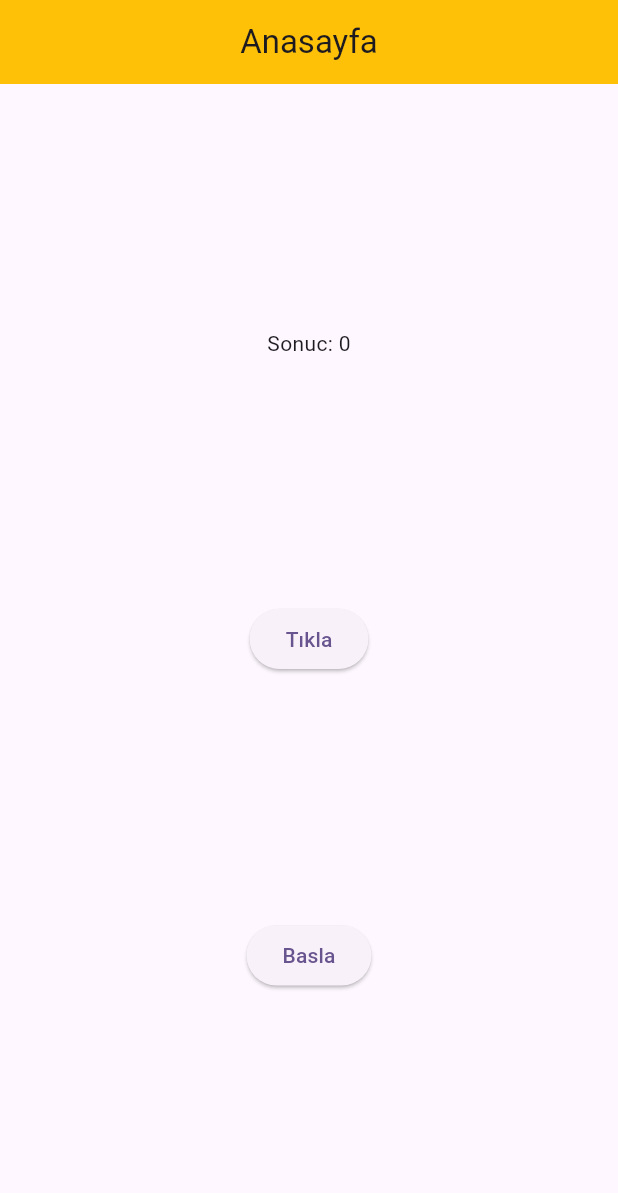
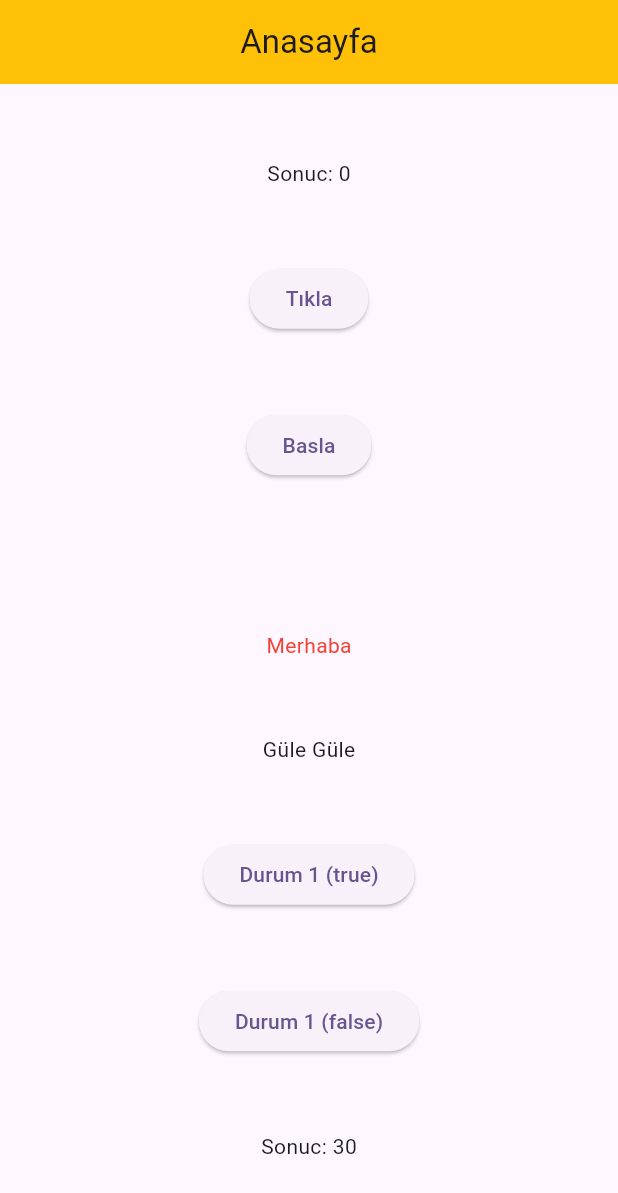
Before and after one commit to theplayernumberzero/Flutter_State_Kullanimi, a Flutter app: the screen it shows after launch, on a phone screen of 412 x 824 dp. Shown: the top 1193 px of the screen. Run offline on Flutter 3.47's test engine with Material 3 defaults, Android fonts, the phone set to English and light mode, and no system bars.

Commit message:
widget içi kodlama teknikleri

```diff
--- a/lib/anasayfa.dart
+++ b/lib/anasayfa.dart
@@ -1,5 +1,6 @@
 import 'package:calisma_yapisi/kisiler.dart';
 import 'package:calisma_yapisi/oyun_ekrani.dart';
+import 'package:flutter/cupertino.dart';
 import 'package:flutter/material.dart';
 
 class Anasayfa extends StatefulWidget {
@@ -11,10 +12,16 @@ class Anasayfa extends StatefulWidget {
 
 class _AnasayfaState extends State<Anasayfa> {
   int sayac = 0;
+  bool kontrol = false;
   @override
   void initState() {
     super.initState();
     print("initState() calisti");
+  }
+
+  Future<int> toplama(int sayi1, int sayi2) async{
+    int toplam = sayi1 + sayi2;
+    return toplam;
   }
   @override
   Widget build(BuildContext context) {
@@ -42,6 +49,34 @@ class _AnasayfaState extends State<Anasayfa> {
                     print("Anasayfaya Dönüldü..");
               });
             }, child: const Text("Basla")),
+            Visibility(visible: kontrol, child: Text("Merhaba")),
+            Text("Merhaba", style: TextStyle(color: kontrol ? Colors.green : Colors.red),),
+            ((){
+              if(kontrol){
+                return const Text("Merhaba");
+              }else{
+                return const Text("Güle Güle");
+              }
+            }()),
+            ElevatedButton(onPressed: (){
+              setState(() {kontrol = true;});
+            }, child: const Text("Durum 1 (true)")),
+            ElevatedButton(onPressed: (){
+              setState(() {kontrol = false;});
+            }, child: const Text("Durum 1 (false)")),
+            FutureBuilder<int>(
+              future: toplama(10, 20),
+              builder: (context, snapshot){
+                if(snapshot.hasError){
+                  return Text("Error oluştu");
+                }
+                if(snapshot.hasData){
+                  return Text("Sonuc: ${snapshot.data}");
+                }else{
+                  return Text("Data yok");
+                }
+              },
+            ),
           ],
         ),
       ),
```
